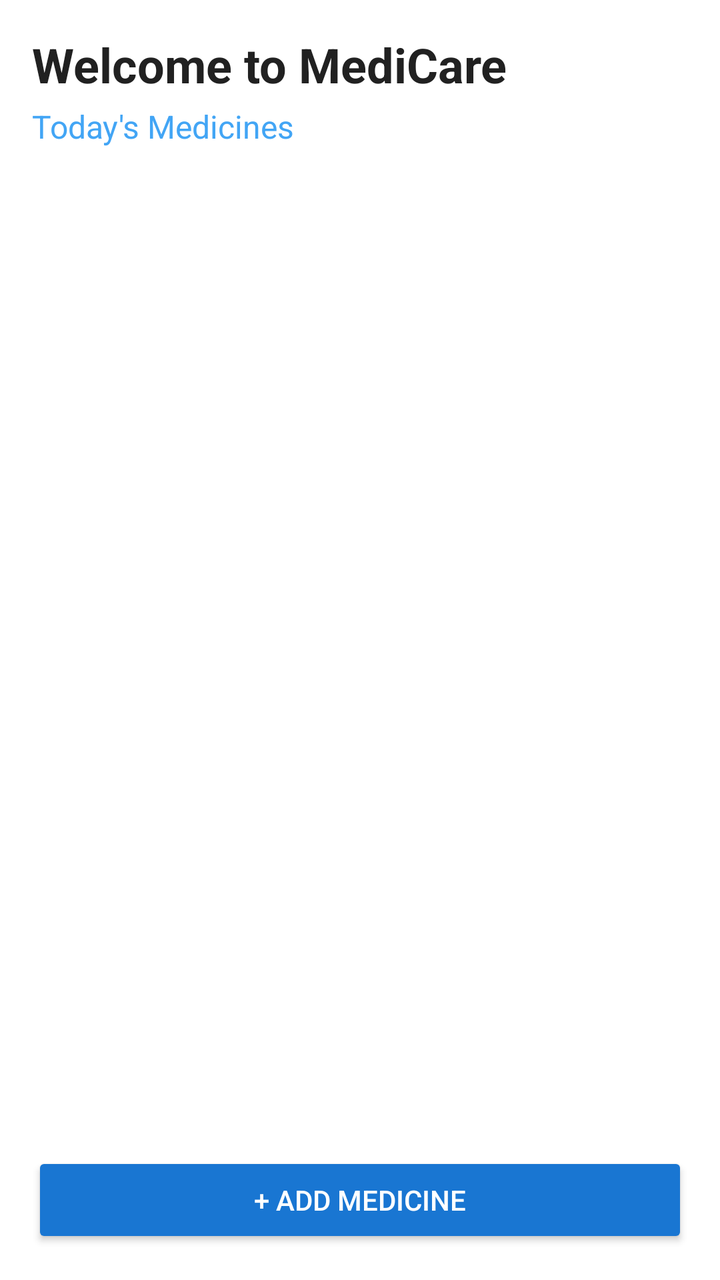
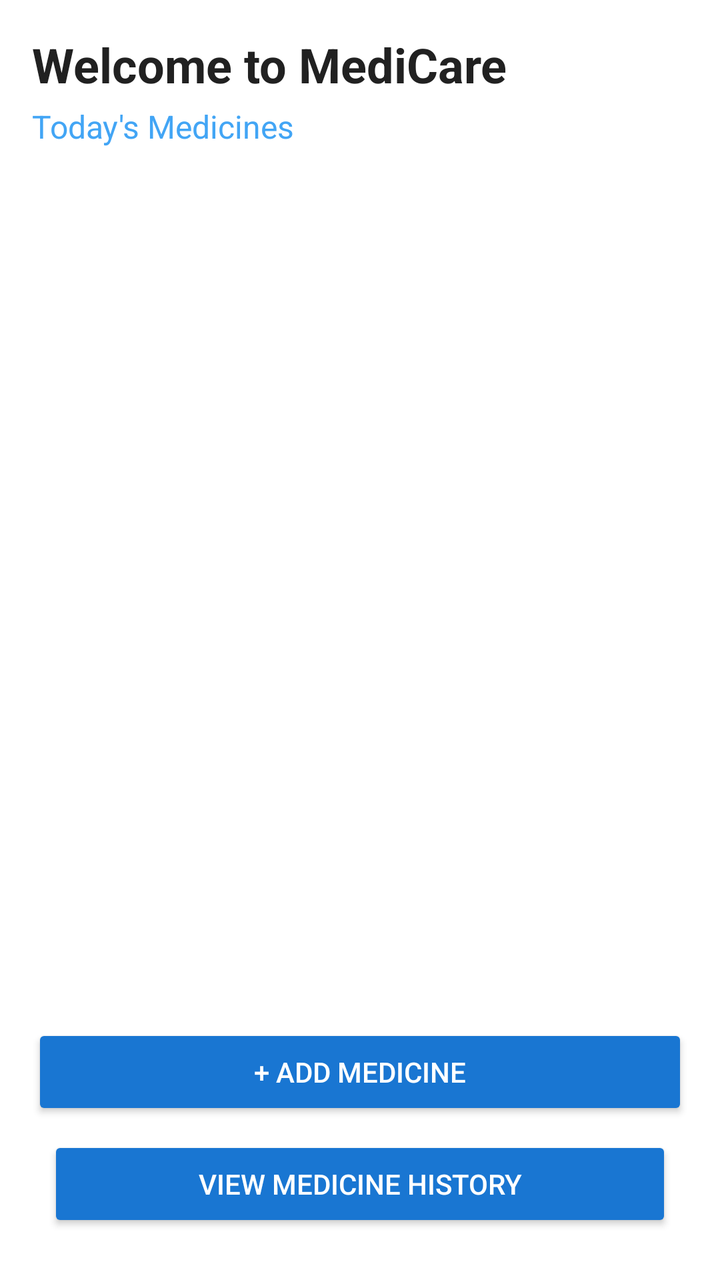

Two renders of the same Android screen: before a commit and after it. Below are the layout's source before the change and the commit's diff.
<!-- AndroidManifest.xml: application theme Theme.MediCare -->
<!-- res/layout/activity_main.xml -->
<?xml version="1.0" encoding="utf-8"?>
<LinearLayout xmlns:android="http://schemas.android.com/apk/res/android"
    android:layout_width="match_parent"
    android:layout_height="match_parent"
    android:orientation="vertical"
    android:background="#FFFFFF"
    android:padding="16dp">

    <TextView
        android:id="@+id/welcomeText"
        android:layout_width="match_parent"
        android:layout_height="wrap_content"
        android:text="Welcome to MediCare"
        android:textColor="#212121"
        android:textSize="24sp"
        android:textStyle="bold" />

    <TextView
        android:layout_width="match_parent"
        android:layout_height="wrap_content"
        android:layout_marginTop="4dp"
        android:layout_marginBottom="24dp"
        android:text="Today's Medicines"
        android:textColor="#42A5F5"
        android:textSize="16sp" />

    <androidx.recyclerview.widget.RecyclerView
        android:id="@+id/recyclerMedicines"
        android:layout_width="match_parent"
        android:layout_height="0dp"
        android:layout_weight="1"
        android:layout_marginTop="16dp" />

    <Button
        android:id="@+id/addMedicineButton"
        android:layout_width="match_parent"
        android:layout_height="wrap_content"
        android:layout_marginTop="32dp"
        android:text="+ Add Medicine"
        android:backgroundTint="#1976D2"
        android:textColor="#FFFFFF" />

</LinearLayout>
<!-- resources referenced by this layout -->
<resources>
  <style name="Theme.MediCare" parent="Base.Theme.MediCare" />
  <style name="Base.Theme.MediCare" parent="Theme.Material3.DayNight.NoActionBar">
          
          
      </style>
</resources>

<!-- the commit's change to res/layout/activity_main.xml (unified diff, before → after) -->
@@ -39,5 +39,13 @@
         android:text="+ Add Medicine"
         android:backgroundTint="#1976D2"
         android:textColor="#FFFFFF" />
+    <Button
+        android:id="@+id/btnViewHistory"
+        android:layout_width="match_parent"
+        android:layout_height="wrap_content"
+        android:layout_margin="8dp"
+        android:text="View Medicine History"
+        android:backgroundTint="#1976D2"
+        android:textColor="#FFFFFF" />
 
 </LinearLayout>
